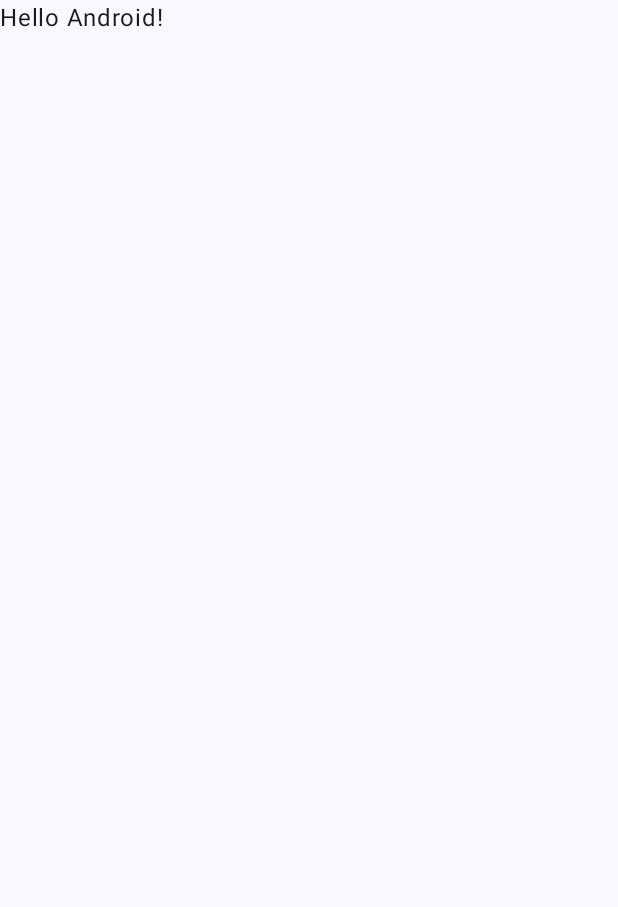
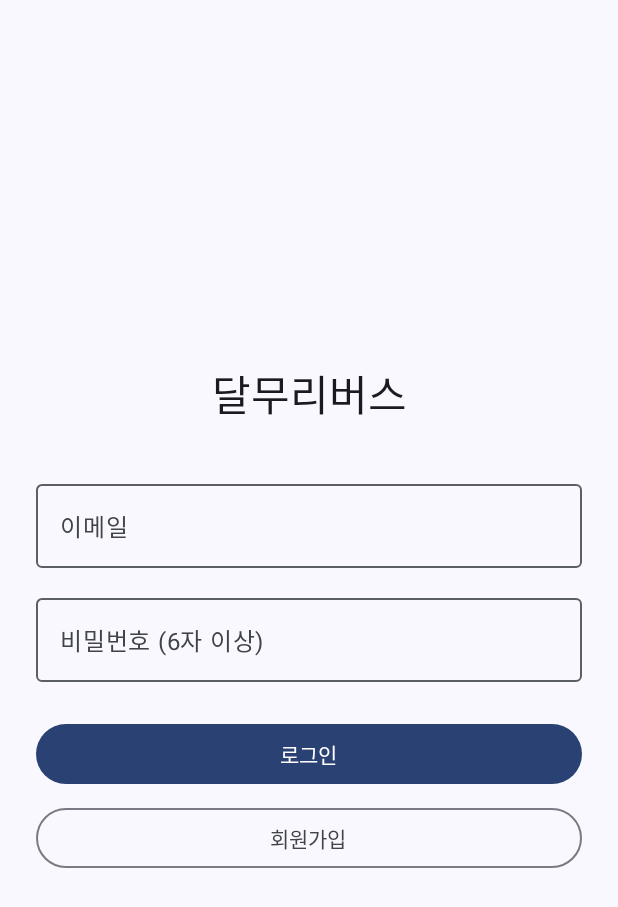
Before and after one commit to hoon7964/Project_MP, an Android app built with Jetpack Compose: the screen it shows after launch (MainActivity), on a phone screen of 412 x 824 dp. Before the commit the part shown is almost empty. Shown: the top 907 px of the screen. Run offline under Robolectric (Android 15) with nearby library versions, the phone set to English and light mode, and no system bars; our stand-ins replace Firebase (no records; nobody signed in at launch, a user with empty details on screens opened directly).

Commit message:
[프론트] F0 기본 세팅: Retrofit·Room·[프론트] F1 로그인: Firebase 이메일 로그인·회원가입 화면, 로그인돼 있으면 바로 메인

```diff
--- a/DalmuriBus/app/src/main/java/com/dalmuri/bus/MainActivity.kt
+++ b/DalmuriBus/app/src/main/java/com/dalmuri/bus/MainActivity.kt
@@ -4,14 +4,23 @@ import android.os.Bundle
 import androidx.activity.ComponentActivity
 import androidx.activity.compose.setContent
 import androidx.activity.enableEdgeToEdge
+import androidx.compose.foundation.layout.Arrangement
+import androidx.compose.foundation.layout.Column
 import androidx.compose.foundation.layout.fillMaxSize
 import androidx.compose.foundation.layout.padding
+import androidx.compose.material3.MaterialTheme
 import androidx.compose.material3.Scaffold
 import androidx.compose.material3.Text
 import androidx.compose.runtime.Composable
+import androidx.compose.runtime.getValue
+import androidx.compose.runtime.mutableStateOf
+import androidx.compose.runtime.saveable.rememberSaveable
+import androidx.compose.runtime.setValue
+import androidx.compose.ui.Alignment
 import androidx.compose.ui.Modifier
-import androidx.compose.ui.tooling.preview.Preview
+import com.dalmuri.bus.ui.login.LoginScreen
 import com.dalmuri.bus.ui.theme.DalmuriBusTheme
+import com.google.firebase.auth.FirebaseAuth
 
 class MainActivity : ComponentActivity() {
     override fun onCreate(savedInstanceState: Bundle?) {
@@ -19,29 +28,35 @@ class MainActivity : ComponentActivity() {
         enableEdgeToEdge()
         setContent {
             DalmuriBusTheme {
+                // 앱이 켜질 때 이미 로그인돼 있으면 바로 메인 (Firebase가 로그인 상태를 기기에 저장해 둠)
+                var loggedIn by rememberSaveable {
+                    mutableStateOf(FirebaseAuth.getInstance().currentUser != null)
+                }
                 Scaffold(modifier = Modifier.fillMaxSize()) { innerPadding ->
-                    Greeting(
-                        name = "Android",
-                        modifier = Modifier.padding(innerPadding)
-                    )
+                    if (loggedIn) {
+                        MainPlaceholder(Modifier.padding(innerPadding))
+                    } else {
+                        LoginScreen(
+                            onLoggedIn = { loggedIn = true },
+                            modifier = Modifier.padding(innerPadding),
+                        )
+                    }
                 }
             }
         }
     }
 }
 
+/** 임시 메인 화면. F2에서 Navigation("login" → "map")과 지도 화면 구조로 바꾼다. */
 @Composable
-fun Greeting(name: String, modifier: Modifier = Modifier) {
-    Text(
-        text = "Hello $name!",
-        modifier = modifier
-    )
-}
-
-@Preview(showBackground = true)
-@Composable
-fun GreetingPreview() {
-    DalmuriBusTheme {
-        Greeting("Android")
+fun MainPlaceholder(modifier: Modifier = Modifier) {
+    val email = FirebaseAuth.getInstance().currentUser?.email ?: ""
+    Column(
+        modifier = modifier.fillMaxSize(),
+        verticalArrangement = Arrangement.Center,
+        horizontalAlignment = Alignment.CenterHorizontally,
+    ) {
+        Text("메인 화면 (F2에서 지도)", style = MaterialTheme.typography.titleMedium)
+        Text("로그인됨: $email", style = MaterialTheme.typography.bodyMedium)
     }
 }
--- /dev/null
+++ b/DalmuriBus/app/src/main/java/com/dalmuri/bus/ui/login/LoginScreen.kt
@@ -0,0 +1,99 @@
+package com.dalmuri.bus.ui.login
+
+import androidx.compose.foundation.layout.Arrangement
+import androidx.compose.foundation.layout.Column
+import androidx.compose.foundation.layout.Spacer
+import androidx.compose.foundation.layout.fillMaxSize
+import androidx.compose.foundation.layout.fillMaxWidth
+import androidx.compose.foundation.layout.height
+import androidx.compose.foundation.layout.padding
+import androidx.compose.foundation.layout.size
+import androidx.compose.foundation.text.KeyboardOptions
+import androidx.compose.material3.Button
+import androidx.compose.material3.CircularProgressIndicator
+import androidx.compose.material3.MaterialTheme
+import androidx.compose.material3.OutlinedButton
+import androidx.compose.material3.OutlinedTextField
+import androidx.compose.material3.Text
+import androidx.compose.runtime.Composable
+import androidx.compose.runtime.LaunchedEffect
+import androidx.compose.runtime.collectAsState
+import androidx.compose.runtime.getValue
+import androidx.compose.ui.Alignment
+import androidx.compose.ui.Modifier
+import androidx.compose.ui.text.input.ImeAction
+import androidx.compose.ui.text.input.KeyboardType
+import androidx.compose.ui.text.input.PasswordVisualTransformation
+import androidx.compose.ui.unit.dp
+import androidx.lifecycle.viewmodel.compose.viewModel
+
+/**
+ * 로그인·회원가입 화면 하나.
+ * 성공하면 onLoggedIn()을 불러서 바깥(MainActivity)이 메인 화면으로 바꾼다.
+ */
+@Composable
+fun LoginScreen(
+    onLoggedIn: () -> Unit,
+    modifier: Modifier = Modifier,
+    vm: LoginViewModel = viewModel(),
+) {
+    val state by vm.state.collectAsState()
+
+    // 로그인·가입이 성공한 순간 한 번만 메인으로 넘김
+    LaunchedEffect(state.loggedIn) {
+        if (state.loggedIn) onLoggedIn()
+    }
+
+    Column(
+        modifier = modifier
+            .fillMaxSize()
+            .padding(horizontal = 24.dp),
+        verticalArrangement = Arrangement.Center,
+        horizontalAlignment = Alignment.CenterHorizontally,
+    ) {
+        Text("달무리버스", style = MaterialTheme.typography.headlineMedium)
+        Spacer(Modifier.height(32.dp))
+
+        OutlinedTextField(
+            value = state.email,
+            onValueChange = vm::onEmailChange,
+            label = { Text("이메일") },
+            singleLine = true,
+            enabled = !state.loading,
+            keyboardOptions = KeyboardOptions(keyboardType = KeyboardType.Email, imeAction = ImeAction.Next),
+            modifier = Modifier.fillMaxWidth(),
+        )
+        Spacer(Modifier.height(12.dp))
+
+        OutlinedTextField(
+            value = state.password,
+            onValueChange = vm::onPasswordChange,
+            label = { Text("비밀번호 (6자 이상)") },
+            singleLine = true,
+            enabled = !state.loading,
+            visualTransformation = PasswordVisualTransformation(),  // ●●● 로 가림
+            keyboardOptions = KeyboardOptions(keyboardType = KeyboardType.Password, imeAction = ImeAction.Done),
+            modifier = Modifier.fillMaxWidth(),
+        )
+
+        // 에러 문구 (없으면 안 보임)
+        state.error?.let {
+            Spacer(Modifier.height(12.dp))
+            Text(it, color = MaterialTheme.colorScheme.error, style = MaterialTheme.typography.bodyMedium)
+        }
+
+        Spacer(Modifier.height(24.dp))
+
+        if (state.loading) {
+            CircularProgressIndicator(modifier = Modifier.size(40.dp))
+        } else {
+            Button(onClick = vm::login, modifier = Modifier.fillMaxWidth()) {
+                Text("로그인")
+            }
+            Spacer(Modifier.height(8.dp))
+            OutlinedButton(onClick = vm::signUp, modifier = Modifier.fillMaxWidth()) {
+                Text("회원가입")
+            }
+        }
+    }
+}
--- /dev/null
+++ b/DalmuriBus/app/src/main/java/com/dalmuri/bus/ui/login/LoginViewModel.kt
@@ -0,0 +1,77 @@
+package com.dalmuri.bus.ui.login
+
+import androidx.lifecycle.ViewModel
+import com.google.android.gms.tasks.Task
+import com.google.firebase.FirebaseNetworkException
+import com.google.firebase.FirebaseTooManyRequestsException
+import com.google.firebase.auth.AuthResult
+import com.google.firebase.auth.FirebaseAuth
+import com.google.firebase.auth.FirebaseAuthInvalidCredentialsException
+import com.google.firebase.auth.FirebaseAuthInvalidUserException
+import com.google.firebase.auth.FirebaseAuthUserCollisionException
+import com.google.firebase.auth.FirebaseAuthWeakPasswordException
+import kotlinx.coroutines.flow.MutableStateFlow
+import kotlinx.coroutines.flow.StateFlow
+import kotlinx.coroutines.flow.asStateFlow
+import kotlinx.coroutines.flow.update
+
+/** 로그인 화면이 그리는 값 전부 */
+data class LoginUiState(
+    val email: String = "",
+    val password: String = "",
+    val loading: Boolean = false,   // Firebase 응답 기다리는 중
+    val error: String? = null,      // 화면에 보여 줄 에러 문구
+    val loggedIn: Boolean = false,  // 성공하면 true → 화면이 메인으로 넘어감
+)
+
+/**
+ * Firebase 이메일 로그인·회원가입.
+ * 화면은 state만 보고 그리고, 버튼은 login()/signUp()만 부른다.
+ */
+class LoginViewModel : ViewModel() {
+
+    private val auth = FirebaseAuth.getInstance()
+
+    private val _state = MutableStateFlow(LoginUiState())
+    val state: StateFlow<LoginUiState> = _state.asStateFlow()
+
+    fun onEmailChange(value: String) = _state.update { it.copy(email = value, error = null) }
+
+    fun onPasswordChange(value: String) = _state.update { it.copy(password = value, error = null) }
+
+    fun login() = submit { email, pw -> auth.signInWithEmailAndPassword(email, pw) }
+
+    fun signUp() = submit { email, pw -> auth.createUserWithEmailAndPassword(email, pw) }
+
+    /** 로그인·회원가입 공통: 입력 확인 → Firebase 요청 → 결과를 state에 반영 */
+    private fun submit(request: (String, String) -> Task<AuthResult>) {
+        val now = _state.value
+        if (now.loading) return  // 버튼 연타 막기
+
+        val email = now.email.trim()
+        if (email.isEmpty() || now.password.isEmpty()) {
+            _state.update { it.copy(error = "이메일과 비밀번호를 입력해 주세요") }
+            return
+        }
+
+        _state.update { it.copy(loading = true, error = null) }
+        request(email, now.password).addOnCompleteListener { task ->
+            if (task.isSuccessful) {
+                _state.update { it.copy(loading = false, loggedIn = true) }
+            } else {
+                _state.update { it.copy(loading = false, error = errorMessage(task.exception)) }
+            }
+        }
+    }
+
+    /** Firebase 예외 → 한국어 문구. 구체적인 것부터 검사한다. */
+    private fun errorMessage(e: Exception?): String = when (e) {
+        is FirebaseAuthWeakPasswordException -> "비밀번호는 6자 이상이어야 해요"
+        is FirebaseAuthUserCollisionException -> "이미 가입된 이메일이에요. 로그인해 주세요"
+        is FirebaseAuthInvalidUserException,
+        is FirebaseAuthInvalidCredentialsException -> "이메일 형식이나 비밀번호가 맞지 않아요"
+        is FirebaseNetworkException -> "인터넷 연결을 확인해 주세요"
+        is FirebaseTooManyRequestsException -> "시도가 너무 많아요. 잠시 후 다시 해 주세요"
+        else -> e?.localizedMessage ?: "알 수 없는 오류가 났어요"
+    }
+}
```
